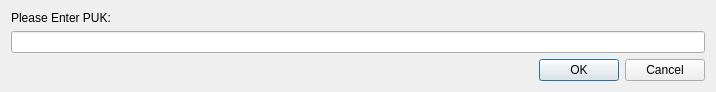
First picture: the form in src/forms/pukdialog.ui, repository tis-innovation-park/OpenSC-GUI, before the edit.
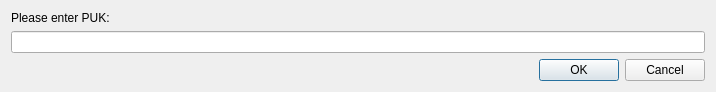
Second picture: the form after the edit.

```diff
--- a/src/forms/pukdialog.ui
+++ b/src/forms/pukdialog.ui
@@ -17,7 +17,7 @@
    <item>
     <widget class="QLabel" name="pukLabel">
      <property name="text">
-      <string>Please Enter PUK:</string>
+      <string>Please enter PUK:</string>
      </property>
     </widget>
    </item>
```
